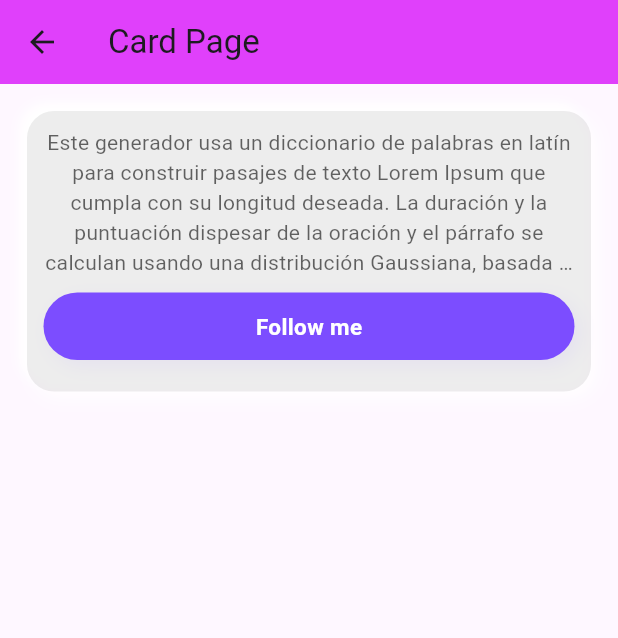
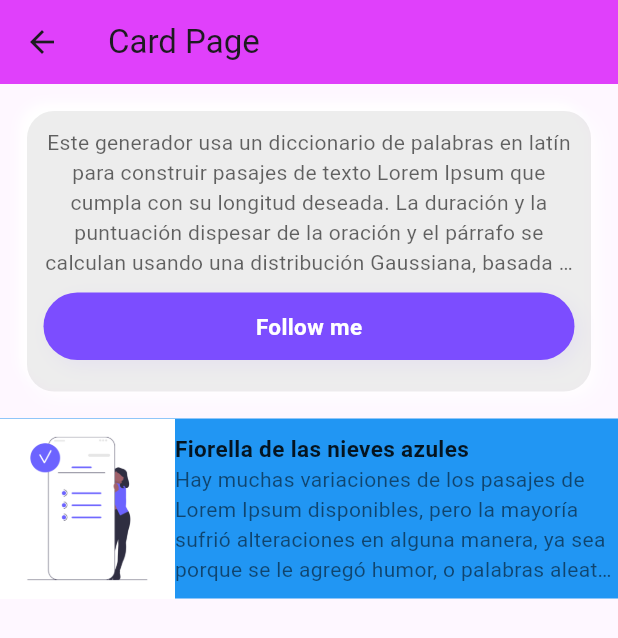
Before and after one commit to Hardyvan/flutter_codigo_components, a Flutter app: the CardPage screen opened directly, on a phone screen of 412 x 824 dp. Shown: the top 638 px of the screen. Run offline on Flutter 3.47's test engine with Material 3 defaults, Android fonts, the phone set to English and light mode, and no system bars; our stand-ins replace google_fonts; network calls fail.

Commit message:
Avances del día

```diff
--- a/lib/pages/card_page.dart
+++ b/lib/pages/card_page.dart
@@ -13,6 +13,7 @@ class CardPage extends StatelessWidget {
       ),
       body: Column(
         children: [
+          //card 1
           Container(
             margin: const EdgeInsets.all(18.0),
             padding: const EdgeInsets.all(11.0),
@@ -46,7 +47,7 @@ class CardPage extends StatelessWidget {
                 ),
                 Container(
                   margin: const EdgeInsets.symmetric(vertical: 10.0),
-                  padding: const EdgeInsets.symmetric(vertical: 12.0) ,
+                  padding: const EdgeInsets.symmetric(vertical: 12.0),
                   width: double.infinity,
                   //height: 40.0,
                   decoration: BoxDecoration(
@@ -54,15 +55,16 @@ class CardPage extends StatelessWidget {
                     borderRadius: BorderRadius.circular(40.0),
                     boxShadow: [
                       BoxShadow(
-                        color: Colors.deepPurpleAccent.withOpacity(0.07),
+                        color: Colors.deepPurpleAccent.withOpacity(
+                          0.07,
+                        ),
                         blurRadius: 10,
-                        offset: const Offset(4, 4)
-                      )
-
-                    ]
+                        offset: const Offset(4, 4),
+                      ),
+                    ],
                   ),
                   alignment: Alignment.center,
-                  child:  const Text(
+                  child: const Text(
                     "Follow me",
                     style: TextStyle(
                       color: Colors.white,
@@ -74,6 +76,48 @@ class CardPage extends StatelessWidget {
               ],
             ),
           ),
+
+          //card 2
+          Container(
+            color: Colors.blue,
+
+            child: Row(
+              children: [
+                Image.asset(
+                  'assets/images/imagex1.png',
+                  height: 120.0,
+                ),
+                Expanded(
+                  child: Column(
+                    crossAxisAlignment: CrossAxisAlignment.start,
+                    children: [
+                      Text("Fiorella de las nieves azules",
+                      style: TextStyle(
+                        color: Colors.black87,
+                        fontSize:15.0,
+                        fontWeight: FontWeight.bold,
+                      ),
+                        ),
+                      Text("Hay muchas variaciones de los pasajes de Lorem Ipsum disponibles, pero la mayoría sufrió alteraciones en alguna manera, ya sea porque se le agregó humor, o palabras aleatorias que no parecen ni un poco creíbles. Si vas a utilizar un pasaje de Lorem Ipsum, necesitás estar seguro de que no hay nada avergonzante escondido en el medio del texto. Todos los generadores de Lorem Ipsum que se encuentran en Internet tienden a repetir trozos predefinidos cuando sea necesario, haciendo a este el único generador verdadero (válido) en la Internet. Usa un diccionario de mas de 200 palabras provenientes del latín, combinadas con estructuras muy útiles de sentencias, para generar texto de Lorem Ipsum que parezca razonable. Este Lorem Ipsum generado siempre estará libre de repeticiones, humor agregado o palabras no características del lenguaje, etc.",
+
+                      overflow: TextOverflow.ellipsis,
+                        maxLines: 4,
+                        style: TextStyle(
+                          color: Colors.black54,
+
+                        )
+
+
+                      ),
+
+
+                    ],
+
+                  ),
+                )
+              ],
+            ),
+          ),
         ],
       ),
     );
```
Also changed, not shown: assets/images/imagex1.png (added).
